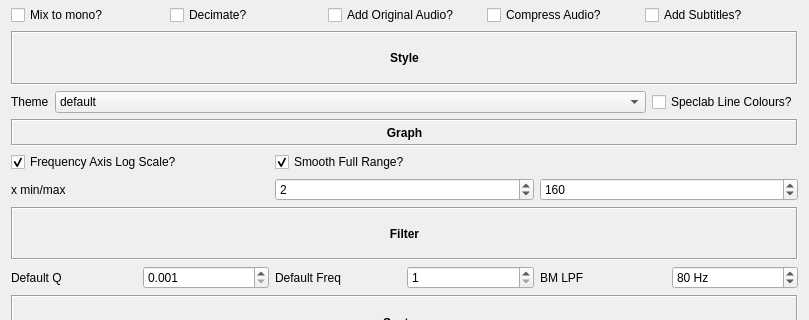
First picture: the form in src/main/python/ui/preferences.ui, repository 3ll3d00d/beqdesigner, before the edit; both pictures show x 0 to 809 and y 261 to 581 of the 809 by 764 pixel window.
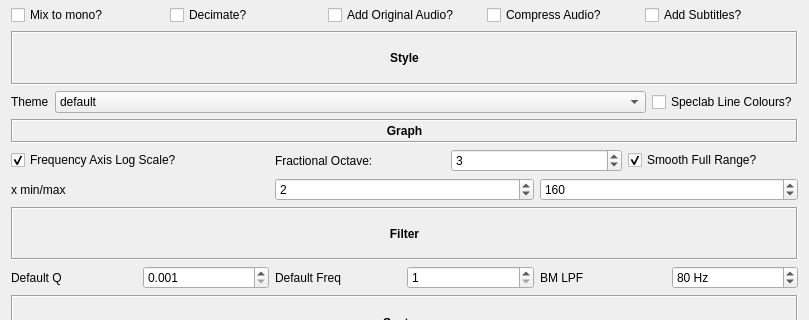
Second picture: the form after the edit.

Commit message: allow user to set fractional octave preference #108 fix resample #173

The edit to the form file:
```diff
--- a/src/main/python/ui/preferences.ui
+++ b/src/main/python/ui/preferences.ui
@@ -367,7 +367,7 @@
       </layout>
      </item>
      <item>
-      <layout class="QGridLayout" name="graphPane" columnstretch="0,0,0">
+      <layout class="QGridLayout" name="graphPane" columnstretch="0,0,0,0">
        <item row="2" column="1">
         <widget class="QSpinBox" name="xmin">
          <property name="minimum">
@@ -381,38 +381,6 @@
          </property>
         </widget>
        </item>
-       <item row="1" column="0">
-        <widget class="QCheckBox" name="freqIsLogScale">
-         <property name="text">
-          <string>Frequency Axis Log Scale?</string>
-         </property>
-         <property name="checked">
-          <bool>true</bool>
-         </property>
-        </widget>
-       </item>
-       <item row="0" column="0" colspan="3">
-        <widget class="QLabel" name="graphLabel">
-         <property name="font">
-          <font>
-           <weight>75</weight>
-           <bold>true</bold>
-          </font>
-         </property>
-         <property name="frameShape">
-          <enum>QFrame::Box</enum>
-         </property>
-         <property name="frameShadow">
-          <enum>QFrame::Sunken</enum>
-         </property>
-         <property name="text">
-          <string>Graph</string>
-         </property>
-         <property name="alignment">
-          <set>Qt::AlignCenter</set>
-         </property>
-        </widget>
-       </item>
        <item row="2" column="0">
         <widget class="QLabel" name="xminmaxLabel">
          <property name="text">
@@ -433,16 +401,72 @@
          </property>
         </widget>
        </item>
-       <item row="1" column="1">
-        <widget class="QCheckBox" name="smoothFullRange">
+       <item row="1" column="0">
+        <widget class="QCheckBox" name="freqIsLogScale">
          <property name="text">
-          <string>Smooth Full Range?</string>
+          <string>Frequency Axis Log Scale?</string>
          </property>
          <property name="checked">
           <bool>true</bool>
          </property>
         </widget>
        </item>
+       <item row="0" column="0" colspan="3">
+        <widget class="QLabel" name="graphLabel">
+         <property name="font">
+          <font>
+           <weight>75</weight>
+           <bold>true</bold>
+          </font>
+         </property>
+         <property name="frameShape">
+          <enum>QFrame::Box</enum>
+         </property>
+         <property name="frameShadow">
+          <enum>QFrame::Sunken</enum>
+         </property>
+         <property name="text">
+          <string>Graph</string>
+         </property>
+         <property name="alignment">
+          <set>Qt::AlignCenter</set>
+         </property>
+        </widget>
+       </item>
+       <item row="1" column="1" colspan="2">
+        <layout class="QHBoxLayout" name="horizontalLayout">
+         <item>
+          <widget class="QLabel" name="fractionalOctaveLabel">
+           <property name="text">
+            <string>Fractional Octave:</string>
+           </property>
+          </widget>
+         </item>
+         <item>
+          <widget class="QSpinBox" name="fractionalOctave">
+           <property name="minimum">
+            <number>1</number>
+           </property>
+           <property name="maximum">
+            <number>24</number>
+           </property>
+           <property name="value">
+            <number>3</number>
+           </property>
+          </widget>
+         </item>
+         <item>
+          <widget class="QCheckBox" name="smoothFullRange">
+           <property name="text">
+            <string>Smooth Full Range?</string>
+           </property>
+           <property name="checked">
+            <bool>true</bool>
+           </property>
+          </widget>
+         </item>
+        </layout>
+       </item>
       </layout>
      </item>
      <item>
```
Left out of the diff: 1 changed line with no effect on the pictures. The commit also changes 5 other files.
